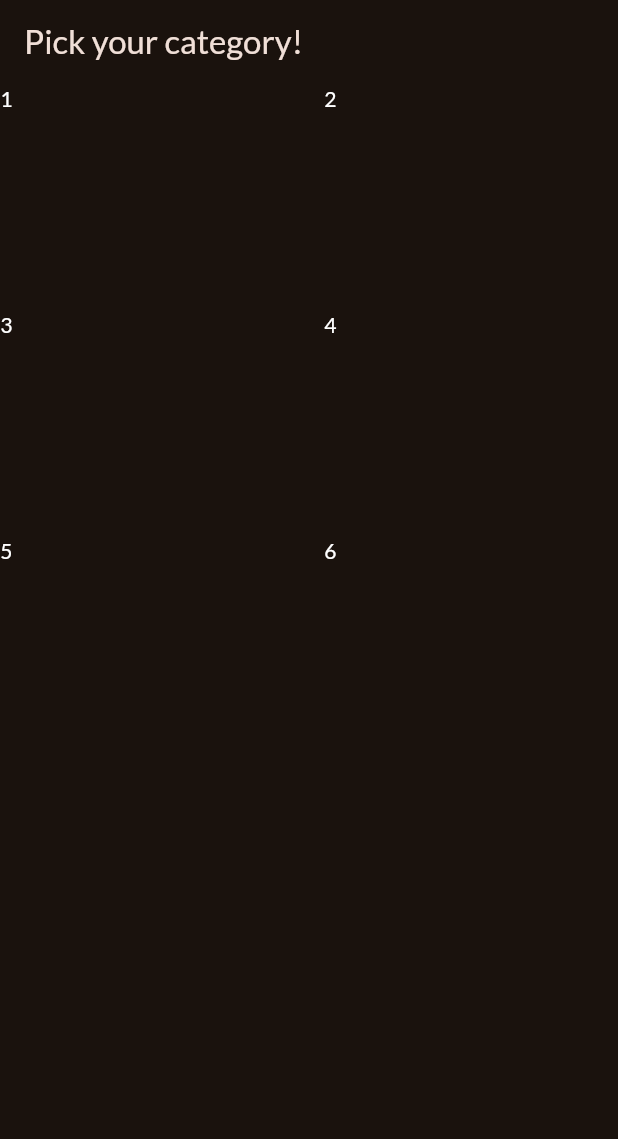
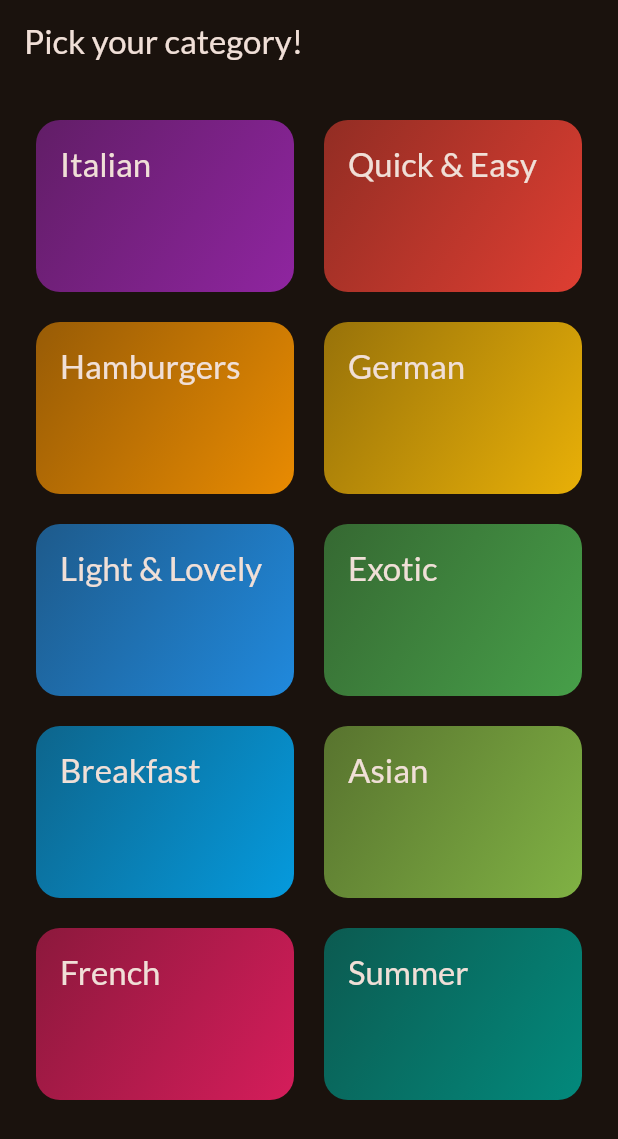
Before and after one commit to biffimichele/meals_app, a Flutter app: the screen it shows after launch, on a phone screen of 412 x 824 dp. Shown: the top 1139 px of the screen. Run offline on Flutter 3.47's test engine with Material 3 defaults, Android fonts, the phone set to English and light mode, and no system bars; our stand-ins replace google_fonts.

Commit message:
created category page with grid layout and dummy data, added inkwell to categories to make them tappable

```diff
--- a/lib/categories.dart
+++ /dev/null
@@ -1,48 +0,0 @@
-import 'package:flutter/material.dart';
-
-class CategoryScreen extends StatelessWidget {
-  const CategoryScreen({super.key});
-
-  @override
-  Widget build(BuildContext context) {
-    return Scaffold(
-      appBar: AppBar(
-        title: const Text('Pick your category!'),
-      ),
-      body: GridView(
-        gridDelegate: SliverGridDelegateWithFixedCrossAxisCount(
-          crossAxisCount: 2,
-          childAspectRatio: 3 / 2,
-          crossAxisSpacing: 20,
-          mainAxisSpacing: 20,
-        ),
-        children: [
-          Text(
-            '1',
-            style: TextStyle(color: Colors.white),
-          ),
-          Text(
-            '2',
-            style: TextStyle(color: Colors.white),
-          ),
-          Text(
-            '3',
-            style: TextStyle(color: Colors.white),
-          ),
-          Text(
-            '4',
-            style: TextStyle(color: Colors.white),
-          ),
-          Text(
-            '5',
-            style: TextStyle(color: Colors.white),
-          ),
-          Text(
-            '6',
-            style: TextStyle(color: Colors.white),
-          ),
-        ],
-      ),
-    );
-  }
-}
--- /dev/null
+++ b/lib/data/dummy_data.dart
@@ -0,0 +1,56 @@
+import 'package:flutter/material.dart';
+
+import '../models/category.dart';
+
+const availableCategories = [
+  Category(
+    id: 'c1',
+    title: 'Italian',
+    color: Colors.purple,
+  ),
+  Category(
+    id: 'c2',
+    title: 'Quick & Easy',
+    color: Colors.red,
+  ),
+  Category(
+    id: 'c3',
+    title: 'Hamburgers',
+    color: Colors.orange,
+  ),
+  Category(
+    id: 'c4',
+    title: 'German',
+    color: Colors.amber,
+  ),
+  Category(
+    id: 'c5',
+    title: 'Light & Lovely',
+    color: Colors.blue,
+  ),
+  Category(
+    id: 'c6',
+    title: 'Exotic',
+    color: Colors.green,
+  ),
+  Category(
+    id: 'c7',
+    title: 'Breakfast',
+    color: Colors.lightBlue,
+  ),
+  Category(
+    id: 'c8',
+    title: 'Asian',
+    color: Colors.lightGreen,
+  ),
+  Category(
+    id: 'c9',
+    title: 'French',
+    color: Colors.pink,
+  ),
+  Category(
+    id: 'c10',
+    title: 'Summer',
+    color: Colors.teal,
+  ),
+];
--- a/lib/main.dart
+++ b/lib/main.dart
@@ -1,7 +1,7 @@
 import 'package:flutter/material.dart';
 
 import 'package:google_fonts/google_fonts.dart';
-import 'package:meals_app/categories.dart';
+import 'package:meals_app/screens/categories.dart';
 
 final theme = ThemeData(
   useMaterial3: true,
--- /dev/null
+++ b/lib/models/category.dart
@@ -0,0 +1,13 @@
+import 'package:flutter/material.dart';
+
+class Category {
+  const Category({
+    required this.id,
+    required this.title,
+    required this.color,
+  });
+
+  final String id;
+  final String title;
+  final Color color;
+}
--- /dev/null
+++ b/lib/screens/categories.dart
@@ -0,0 +1,30 @@
+import 'package:flutter/material.dart';
+
+import '../data/dummy_data.dart';
+import '../widgets/category_grid_items.dart';
+
+class CategoryScreen extends StatelessWidget {
+  const CategoryScreen({super.key});
+
+  @override
+  Widget build(BuildContext context) {
+    return Scaffold(
+      appBar: AppBar(
+        title: const Text('Pick your category!'),
+      ),
+      body: GridView(
+        padding: const EdgeInsets.all(24),
+        gridDelegate: SliverGridDelegateWithFixedCrossAxisCount(
+          crossAxisCount: 2,
+          childAspectRatio: 3 / 2,
+          crossAxisSpacing: 20,
+          mainAxisSpacing: 20,
+        ),
+        children: [
+          for (final category in availableCategories)
+            CategoryGridItem(category: category),
+        ],
+      ),
+    );
+  }
+}
--- /dev/null
+++ b/lib/widgets/category_grid_items.dart
@@ -0,0 +1,38 @@
+import 'package:flutter/material.dart';
+
+import '../models/category.dart';
+
+class CategoryGridItem extends StatelessWidget {
+  const CategoryGridItem({super.key, required this.category});
+
+  final Category category;
+
+  @override
+  Widget build(BuildContext context) {
+    return InkWell(
+      onTap: () {},
+      splashColor: Theme.of(context).colorScheme.primary,
+      borderRadius: BorderRadius.circular(16),
+      child: Container(
+        padding: const EdgeInsets.all(16),
+        decoration: BoxDecoration(
+          borderRadius: BorderRadius.circular(16),
+          gradient: LinearGradient(
+            colors: [
+              category.color.withOpacity(0.55),
+              category.color.withOpacity(0.9),
+            ],
+            begin: Alignment.topLeft,
+            end: Alignment.bottomRight,
+          ),
+        ),
+        child: Text(
+          category.title,
+          style: Theme.of(context).textTheme.titleLarge!.copyWith(
+                color: Theme.of(context).colorScheme.onSurface,
+              ),
+        ),
+      ),
+    );
+  }
+}
```
Also changed, not shown: 2 other files.
